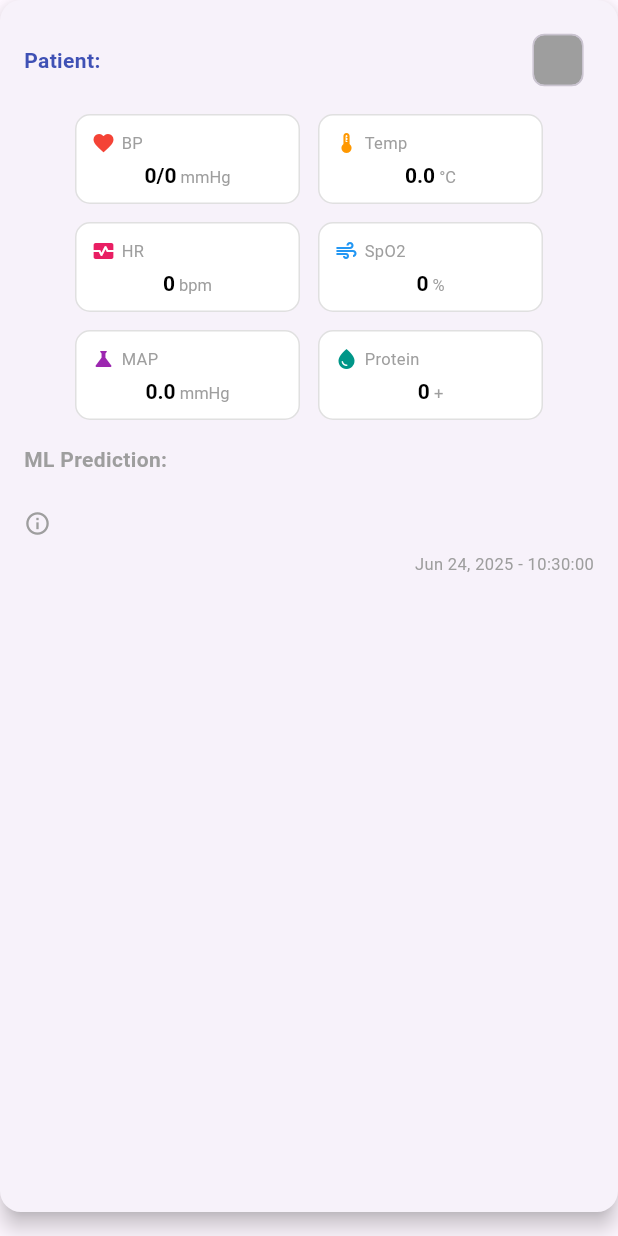
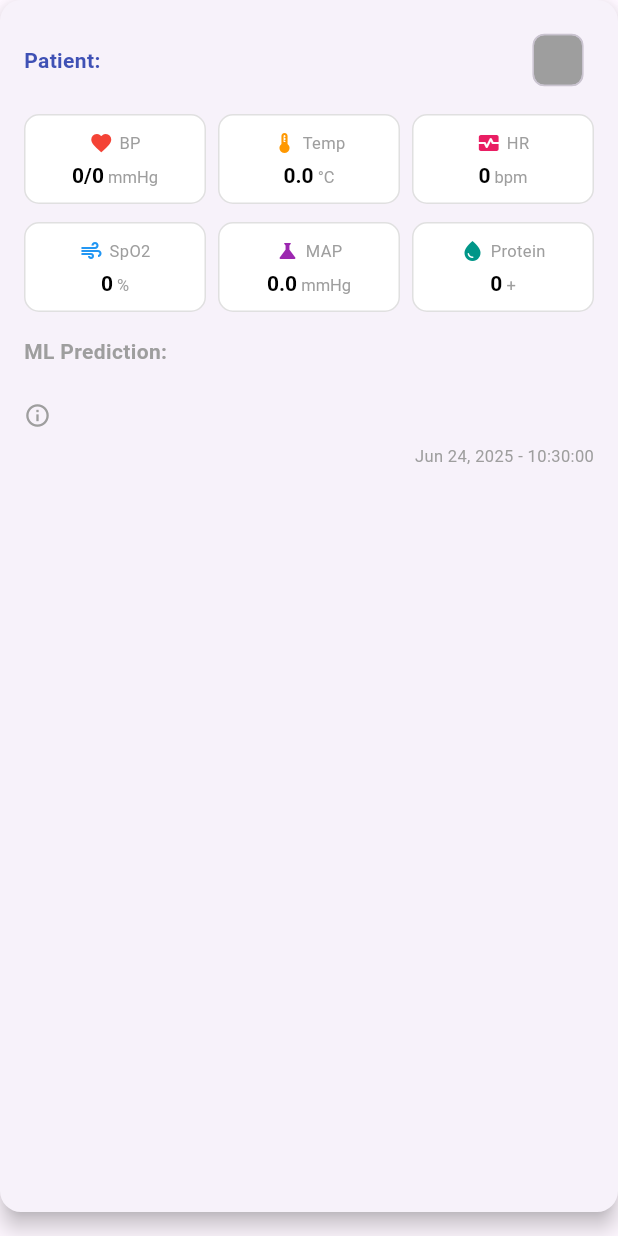
Before and after one commit to AdikaNathaniel/FinalYearProject, a Flutter app: the VitalCard widget shown alone on an empty page, opened directly with empty values, on a phone screen of 412 x 824 dp. Run offline on Flutter 3.47's test engine with Material 3 defaults, Android fonts, the light colour scheme and no system bars; our stand-ins replace appwrite, firebase_core, firebase_messaging, flutter_markdown, flutter_otp_text_field, fluttertoast and 8 more; missing offline and left inert: agora_rtc_engine, dart:html; accounts and stored records are empty; network calls fail.

Commit message:
vitals-position

```diff
--- a/patient_monitor_frontend-patient/lib/preeclampsia-live.dart
+++ b/patient_monitor_frontend-patient/lib/preeclampsia-live.dart
@@ -68,6 +68,7 @@ class _PreeclampsiaVitalsState extends State<PreeclampsiaVitals> {
 
   Color getSeverityColor(String severity) {
     switch (severity.toLowerCase()) {
+      case 'no preeclampsia':
       case 'normal':
         return Colors.green;
       case 'mild':
@@ -215,6 +216,7 @@ class VitalCard extends StatelessWidget {
 
   Color getSeverityColor(String severity) {
     switch (severity.toLowerCase()) {
+      case 'no preeclampsia':
       case 'normal':
         return Colors.green;
       case 'mild':
@@ -264,17 +266,78 @@ class VitalCard extends StatelessWidget {
             ),
             const SizedBox(height: 12),
 
-            // Vitals Grid
-            Wrap(
-              spacing: 12,
-              runSpacing: 12,
+            // Vitals Grid - Two rows of three items each
+            Column(
               children: [
-                VitalItem(icon: Icons.favorite, label: 'BP', value: '${vital.systolic}/${vital.diastolic}', unit: 'mmHg', color: Colors.red),
-                VitalItem(icon: Icons.thermostat, label: 'Temp', value: vital.temperature.toStringAsFixed(1), unit: '°C', color: Colors.orange),
-                VitalItem(icon: Icons.monitor_heart, label: 'HR', value: '${vital.heartRate}', unit: 'bpm', color: Colors.pink),
-                VitalItem(icon: Icons.air, label: 'SpO2', value: '${vital.spo2}', unit: '%', color: Colors.blue),
-                VitalItem(icon: Icons.science, label: 'MAP', value: vital.map.toStringAsFixed(1), unit: 'mmHg', color: Colors.purple),
-                VitalItem(icon: Icons.water_drop, label: 'Protein', value: '${vital.proteinuria}', unit: '+', color: Colors.teal),
+                // Top Row: BP, Temp, HR
+                Row(
+                  children: [
+                    Expanded(
+                      child: VitalItem(
+                        icon: Icons.favorite,
+                        label: 'BP',
+                        value: '${vital.systolic}/${vital.diastolic}',
+                        unit: 'mmHg',
+                        color: Colors.red,
+                      ),
+                    ),
+                    const SizedBox(width: 8),
+                    Expanded(
+                      child: VitalItem(
+                        icon: Icons.thermostat,
+                        label: 'Temp',
+                        value: vital.temperature.toStringAsFixed(1),
+                        unit: '°C',
+                        color: Colors.orange,
+                      ),
+                    ),
+                    const SizedBox(width: 8),
+                    Expanded(
+                      child: VitalItem(
+                        icon: Icons.monitor_heart,
+                        label: 'HR',
+                        value: '${vital.heartRate}',
+                        unit: 'bpm',
+                        color: Colors.pink,
+                      ),
+                    ),
+                  ],
+                ),
+                const SizedBox(height: 12),
+                // Bottom Row: SpO2, MAP, Protein
+                Row(
+                  children: [
+                    Expanded(
+                      child: VitalItem(
+                        icon: Icons.air,
+                        label: 'SpO2',
+                        value: '${vital.spo2}',
+                        unit: '%',
+                        color: Colors.blue,
+                      ),
+                    ),
+                    const SizedBox(width: 8),
+                    Expanded(
+                      child: VitalItem(
+                        icon: Icons.science,
+                        label: 'MAP',
+                        value: vital.map.toStringAsFixed(1),
+                        unit: 'mmHg',
+                        color: Colors.purple,
+                      ),
+                    ),
+                    const SizedBox(width: 8),
+                    Expanded(
+                      child: VitalItem(
+                        icon: Icons.water_drop,
+                        label: 'Protein',
+                        value: '${vital.proteinuria}',
+                        unit: '+',
+                        color: Colors.teal,
+                      ),
+                    ),
+                  ],
+                ),
               ],
             ),
             const SizedBox(height: 16),
@@ -356,9 +419,7 @@ class VitalItem extends StatelessWidget {
 
   @override
   Widget build(BuildContext context) {
-    return SizedBox(
-      width: 150,
-      child: Container(
+    return Container(
       padding: const EdgeInsets.all(10),
       decoration: BoxDecoration(
         color: Colors.white,
@@ -368,6 +429,7 @@ class VitalItem extends StatelessWidget {
       child: Column(
         children: [
           Row(
+            mainAxisAlignment: MainAxisAlignment.center,
             children: [
               Icon(icon, size: 16, color: color),
               const SizedBox(width: 4),
@@ -376,6 +438,7 @@ class VitalItem extends StatelessWidget {
           ),
           const SizedBox(height: 6),
           RichText(
+            textAlign: TextAlign.center,
             text: TextSpan(
               text: value,
               style: const TextStyle(
@@ -393,7 +456,6 @@ class VitalItem extends StatelessWidget {
           ),
         ],
       ),
-      ),
     );
   }
 }
```
Also changed, not shown: AppScreenshots/AgileMethodology.PNG (added), patient_monitor_frontend-patient/lib/gestational-live.dart (added), 5 other files. Lines whose indentation alone changed are shown as unchanged.
